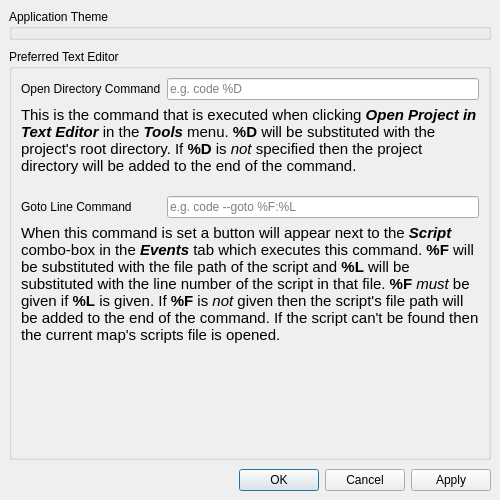
This is forms/preferenceeditor.ui in huderlem/porymap as Qt 5 draws it before an edit. The edited form follows.
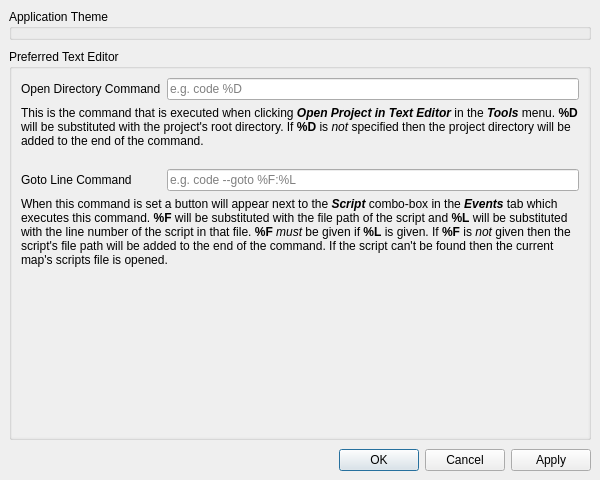
This is the edited form.

Commit message: Adjust the appearance of PreferenceEditor (Help text appeared too large on Windows)

```diff
--- a/forms/preferenceeditor.ui
+++ b/forms/preferenceeditor.ui
@@ -6,8 +6,8 @@
    <rect>
     <x>0</x>
     <y>0</y>
-    <width>500</width>
-    <height>500</height>
+    <width>600</width>
+    <height>480</height>
    </rect>
   </property>
   <property name="windowTitle">
@@ -65,8 +65,8 @@
            <rect>
             <x>0</x>
             <y>0</y>
-            <width>482</width>
-            <height>392</height>
+            <width>582</width>
+            <height>372</height>
            </rect>
           </property>
           <layout class="QGridLayout" name="gridLayout_2">
@@ -76,7 +76,7 @@
            <item row="6" column="0" colspan="2">
             <widget class="QLabel" name="label_TextEditorGotoLineHelp">
              <property name="text">
-              <string>&lt;html&gt;&lt;head/&gt;&lt;body&gt;&lt;p&gt;&lt;span style=&quot; font-size:11pt;&quot;&gt;When this command is set a button will appear next to the &lt;/span&gt;&lt;span style=&quot; font-size:11pt; font-weight:600; font-style:italic;&quot;&gt;Script&lt;/span&gt;&lt;span style=&quot; font-size:11pt;&quot;&gt; combo-box in the &lt;/span&gt;&lt;span style=&quot; font-size:11pt; font-weight:600; font-style:italic;&quot;&gt;Events&lt;/span&gt;&lt;span style=&quot; font-size:11pt;&quot;&gt; tab which executes this command.&lt;/span&gt;&lt;span style=&quot; font-size:11pt; font-weight:600;&quot;&gt; %F&lt;/span&gt;&lt;span style=&quot; font-size:11pt;&quot;&gt; will be substituted with the file path of the script and &lt;/span&gt;&lt;span style=&quot; font-size:11pt; font-weight:600;&quot;&gt;%L&lt;/span&gt;&lt;span style=&quot; font-size:11pt;&quot;&gt; will be substituted with the line number of the script in that file. &lt;/span&gt;&lt;span style=&quot; font-size:11pt; font-weight:600;&quot;&gt;%F &lt;/span&gt;&lt;span style=&quot; font-size:11pt; font-style:italic;&quot;&gt;must&lt;/span&gt;&lt;span style=&quot; font-size:11pt;&quot;&gt; be given if &lt;/span&gt;&lt;span style=&quot; font-size:11pt; font-weight:600;&quot;&gt;%L&lt;/span&gt;&lt;span style=&quot; font-size:11pt;&quot;&gt; is given. If &lt;/span&gt;&lt;span style=&quot; font-size:11pt; font-weight:600;&quot;&gt;%F&lt;/span&gt;&lt;span style=&quot; font-size:11pt;&quot;&gt; is &lt;/span&gt;&lt;span style=&quot; font-size:11pt; font-style:italic;&quot;&gt;not&lt;/span&gt;&lt;span style=&quot; font-size:11pt;&quot;&gt; given then the script's file path will be added to the end of the command. If the script can't be found then the current map's scripts file is opened.&lt;/span&gt;&lt;/p&gt;&lt;/body&gt;&lt;/html&gt;</string>
+              <string>&lt;html&gt;&lt;head/&gt;&lt;body&gt;&lt;p&gt;When this command is set a button will appear next to the &lt;span style=&quot; font-weight:600; font-style:italic;&quot;&gt;Script&lt;/span&gt; combo-box in the &lt;span style=&quot; font-weight:600; font-style:italic;&quot;&gt;Events&lt;/span&gt; tab which executes this command.&lt;span style=&quot; font-weight:600;&quot;&gt; %F&lt;/span&gt; will be substituted with the file path of the script and &lt;span style=&quot; font-weight:600;&quot;&gt;%L&lt;/span&gt; will be substituted with the line number of the script in that file. &lt;span style=&quot; font-weight:600;&quot;&gt;%F &lt;/span&gt;&lt;span style=&quot; font-style:italic;&quot;&gt;must&lt;/span&gt; be given if &lt;span style=&quot; font-weight:600;&quot;&gt;%L&lt;/span&gt; is given. If &lt;span style=&quot; font-weight:600;&quot;&gt;%F&lt;/span&gt; is &lt;span style=&quot; font-style:italic;&quot;&gt;not&lt;/span&gt; given then the script's file path will be added to the end of the command. If the script can't be found then the current map's scripts file is opened.&lt;/p&gt;&lt;/body&gt;&lt;/html&gt;</string>
              </property>
              <property name="alignment">
               <set>Qt::AlignLeading|Qt::AlignLeft|Qt::AlignTop</set>
@@ -109,7 +109,7 @@
            <item row="1" column="0" colspan="2">
             <widget class="QLabel" name="label_TextEditorOpenFolderHelp">
              <property name="text">
-              <string>&lt;html&gt;&lt;head/&gt;&lt;body&gt;&lt;p&gt;&lt;span style=&quot; font-size:11pt;&quot;&gt;This is the command that is executed when clicking &lt;/span&gt;&lt;span style=&quot; font-size:11pt; font-weight:600; font-style:italic;&quot;&gt;Open Project in Text Editor&lt;/span&gt;&lt;span style=&quot; font-size:11pt;&quot;&gt; in the &lt;/span&gt;&lt;span style=&quot; font-size:11pt; font-weight:600; font-style:italic;&quot;&gt;Tools&lt;/span&gt;&lt;span style=&quot; font-size:11pt;&quot;&gt; menu. &lt;/span&gt;&lt;span style=&quot; font-size:11pt; font-weight:600;&quot;&gt;%D&lt;/span&gt;&lt;span style=&quot; font-size:11pt;&quot;&gt; will be substituted with the project's root directory. If &lt;/span&gt;&lt;span style=&quot; font-size:11pt; font-weight:600;&quot;&gt;%D&lt;/span&gt;&lt;span style=&quot; font-size:11pt;&quot;&gt; is &lt;/span&gt;&lt;span style=&quot; font-size:11pt; font-style:italic;&quot;&gt;not&lt;/span&gt;&lt;span style=&quot; font-size:11pt;&quot;&gt; specified then the project directory will be added to the end of the command.&lt;/span&gt;&lt;/p&gt;&lt;/body&gt;&lt;/html&gt;</string>
+              <string>&lt;html&gt;&lt;head/&gt;&lt;body&gt;&lt;p&gt;This is the command that is executed when clicking &lt;span style=&quot; font-weight:600; font-style:italic;&quot;&gt;Open Project in Text Editor&lt;/span&gt; in the &lt;span style=&quot; font-weight:600; font-style:italic;&quot;&gt;Tools&lt;/span&gt; menu. &lt;span style=&quot; font-weight:600;&quot;&gt;%D&lt;/span&gt; will be substituted with the project's root directory. If &lt;span style=&quot; font-weight:600;&quot;&gt;%D&lt;/span&gt; is &lt;span style=&quot; font-style:italic;&quot;&gt;not&lt;/span&gt; specified then the project directory will be added to the end of the command.&lt;/p&gt;&lt;/body&gt;&lt;/html&gt;</string>
              </property>
              <property name="alignment">
               <set>Qt::AlignLeading|Qt::AlignLeft|Qt::AlignTop</set>
```
